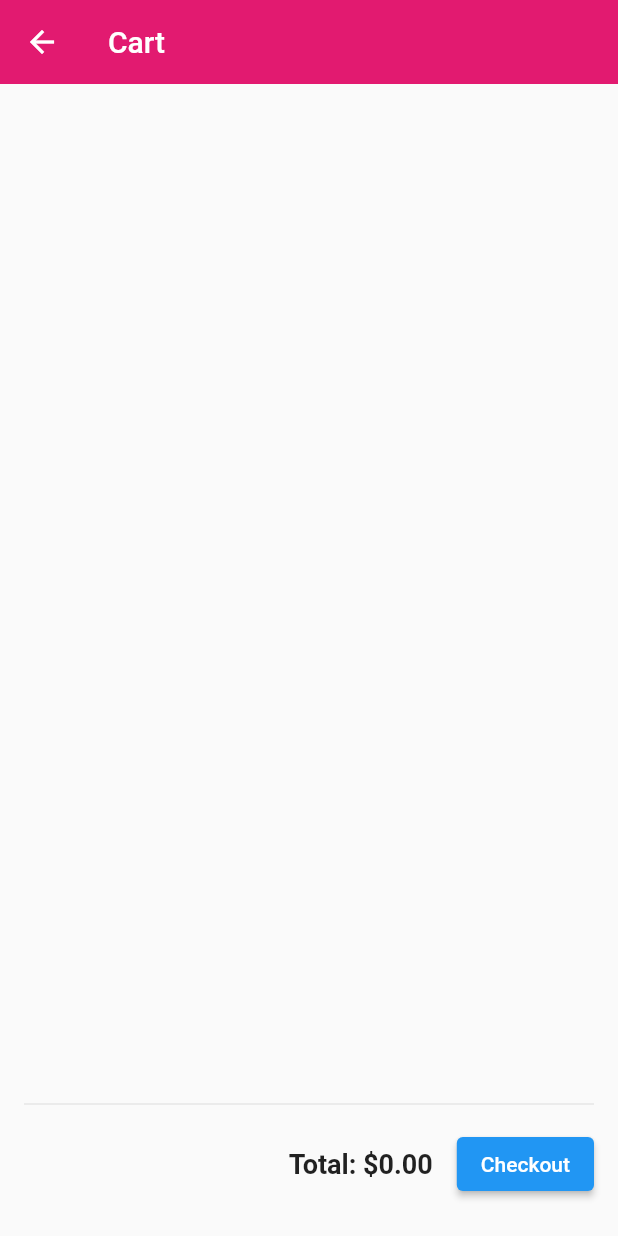
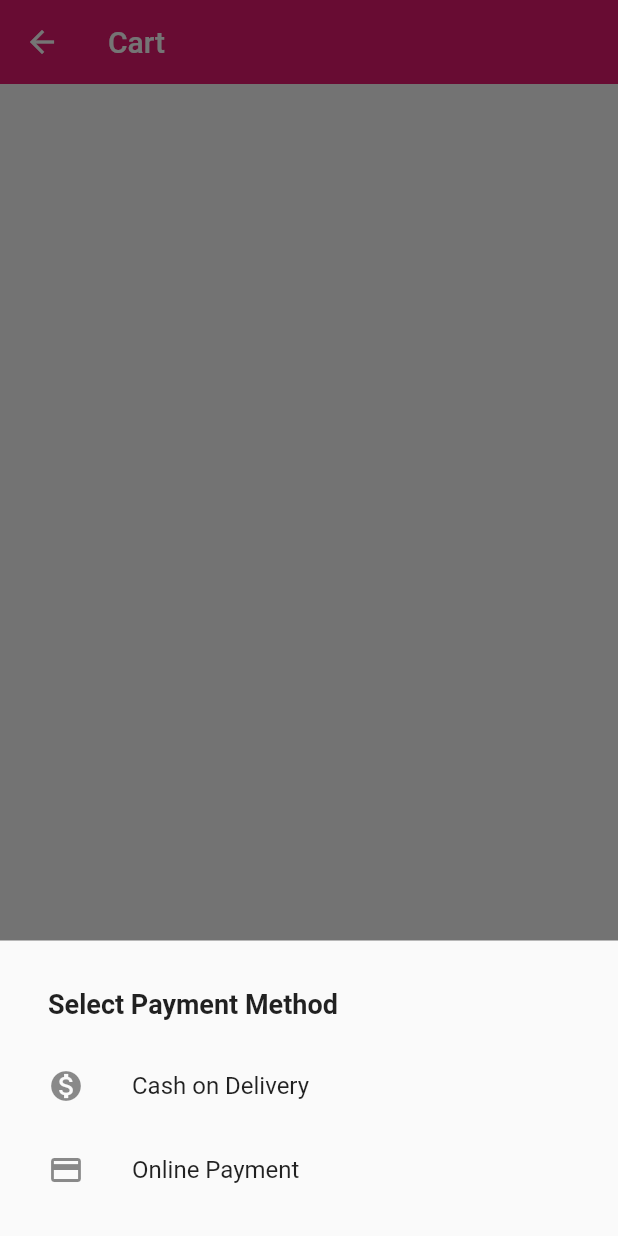
Before and after one commit to arifxpartbd/food-shop-app, a Flutter app: the CartListScreen screen opened directly, after a tap on "Checkout", on a phone screen of 412 x 824 dp. Run offline on Flutter 3.47's test engine with Material 2 defaults, Android fonts, the phone set to English and light mode, and no system bars; our stand-ins replace carousel_slider, cloud_firestore, firebase_auth, firebase_core, firebase_storage, get and 1 more; accounts and stored records are empty.

Commit message:
order done

```diff
--- /dev/null
+++ b/lib/getxControllerFile/order_controller.dart
@@ -0,0 +1,53 @@
+import 'package:cloud_firestore/cloud_firestore.dart';
+
+
+enum OrderStatus {
+  processing,
+  pending,
+  done,
+  cancelled,
+}
+
+class Order {
+  final String orderId;
+  final String userId;
+  final DateTime orderDate;
+  final double totalAmount;
+  final List<String> items;
+  OrderStatus status;
+
+  Order({
+    required this.orderId,
+    required this.userId,
+    required this.orderDate,
+    required this.totalAmount,
+    required this.items,
+    this.status = OrderStatus.pending,
+  });
+}
+
+class OrderController {
+  List<Order> orders = [];
+  CollectionReference<Map<String, dynamic>> ordersCollection =
+  FirebaseFirestore.instance.collection('orders');
+
+  Future<void> placeOrder(Order order) async {
+    try {
+      // Save the order to Firestore
+      await ordersCollection.add({
+        'orderId': order.orderId,
+        'userId': order.userId,
+        'orderDate': order.orderDate,
+        'totalAmount': order.totalAmount,
+        'items': order.items,
+        'status': order.status.toString(),
+      });
+
+      // Update the local orders list
+      orders.add(order);
+    } catch (e) {
+      // Handle the error
+      print('Failed to place order: $e');
+    }
+  }
+}
--- a/lib/screens/cart_list_screen.dart
+++ b/lib/screens/cart_list_screen.dart
@@ -1,4 +1,5 @@
 import 'package:flutter/material.dart';
+import 'package:food_delivery_app/utils/my_text_style.dart';
 import 'package:get/get.dart';
 
 import '../getxControllerFile/cart_controller.dart';
@@ -6,9 +7,10 @@ import '../models/cart_item_model.dart';
 import '../models/product_model.dart';
 
 class CartListScreen extends StatelessWidget {
-  final CartController controller = Get.find<CartController>();
 
   CartListScreen({super.key});
+
+  final CartController controller = Get.find<CartController>();
 
   @override
   Widget build(BuildContext context) {
@@ -27,6 +29,7 @@ class CartListScreen extends StatelessWidget {
                   if (snapshot.hasData) {
                     final cartData = snapshot.data!;
                     final List<dynamic> cartItems = cartData['items'] ?? [];
+
 
                     return ListView.builder(
                       itemCount: cartItems.length,
@@ -70,7 +73,8 @@ class CartListScreen extends StatelessWidget {
                       },
                     );
                   } else if (snapshot.hasError) {
-                    return Text('Error: ${snapshot.error}');
+                    // return Text('Error: ${snapshot.error}');
+                    return const Text("No Item Found");
                   } else {
                     return const Center(child: CircularProgressIndicator());
                   }
@@ -93,7 +97,46 @@ class CartListScreen extends StatelessWidget {
                   ),
                   const SizedBox(width: 16.0),
                   ElevatedButton(
-                    onPressed: () {},
+                    onPressed: () {
+                      showModalBottomSheet(
+                          context: context,
+                          builder: (BuildContext context){
+                            return Padding(
+                              padding: const EdgeInsets.all(16.0),
+                              child: Column(
+                                crossAxisAlignment: CrossAxisAlignment.start,
+                                mainAxisSize: MainAxisSize.min,
+                                children: [
+                                  const Padding(
+                                    padding: EdgeInsets.all(16.0),
+                                    child: Text(
+                                      'Select Payment Method',
+                                      style: TextStyle(fontSize: 18, fontWeight: FontWeight.bold),
+                                    ),
+                                  ),
+                                  ListTile(
+                                    leading: const Icon(Icons.monetization_on),
+                                    title: const Text('Cash on Delivery'),
+                                    onTap: () {
+                                      // Place the order with cash on delivery payment method
+                                      controller.placeOrder('Cash on Delivery');
+                                      Navigator.pop(context); // Close the bottom sheet
+                                    },
+                                  ),
+                                  ListTile(
+                                    leading: const Icon(Icons.payment),
+                                    title: const Text('Online Payment'),
+                                    onTap: () {
+                                      // Place the order with online payment method
+                                      controller.placeOrder('Online Payment');
+                                      Navigator.pop(context); // Close the bottom sheet
+                                    },
+                                  ),
+                                ],
+                              ),
+                            );
+                          });
+                    },
                     child: const Text('Checkout'),
                   ),
                 ],
```
Also changed, not shown: lib/getxControllerFile/cart_controller.dart (+50 -13 lines).
